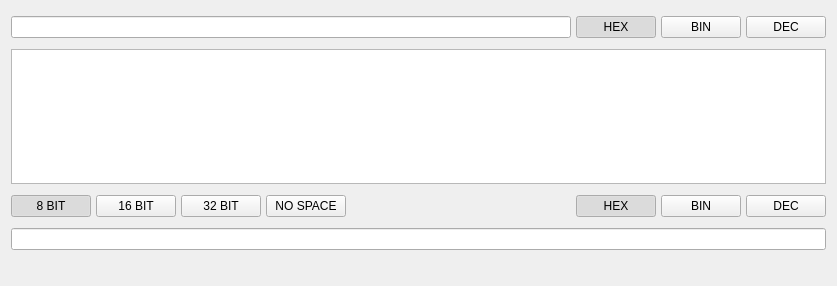
Qt form mainwindow.ui (weithhh/QDataViewer) before a commit.
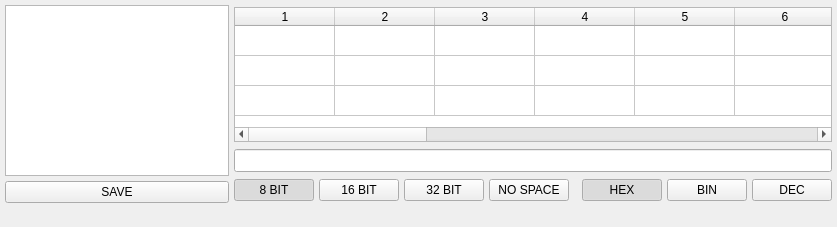
The same form after that commit. Icons and pictures are not drawn.

Diff of the .ui file:
```diff
--- a/mainwindow.ui
+++ b/mainwindow.ui
@@ -7,7 +7,7 @@
     <x>0</x>
     <y>0</y>
     <width>837</width>
-    <height>286</height>
+    <height>227</height>
    </rect>
   </property>
   <property name="sizePolicy">
@@ -19,13 +19,13 @@
   <property name="minimumSize">
    <size>
     <width>500</width>
-    <height>0</height>
+    <height>227</height>
    </size>
   </property>
   <property name="maximumSize">
    <size>
     <width>16777215</width>
-    <height>16777215</height>
+    <height>227</height>
    </size>
   </property>
   <property name="windowTitle">
@@ -54,56 +54,54 @@
      <height>16777215</height>
     </size>
    </property>
+   <layout class="QHBoxLayout" name="horizontalLayout_4">
+    <property name="spacing">
+     <number>5</number>
+    </property>
+    <property name="leftMargin">
+     <number>5</number>
+    </property>
+    <property name="topMargin">
+     <number>5</number>
+    </property>
+    <property name="rightMargin">
+     <number>5</number>
+    </property>
+    <property name="bottomMargin">
+     <number>5</number>
+    </property>
+    <item>
    <layout class="QVBoxLayout" name="verticalLayout">
-    <item>
-     <layout class="QHBoxLayout" name="horizontalLayout">
       <property name="spacing">
        <number>5</number>
       </property>
+      <property name="topMargin">
+       <number>0</number>
+      </property>
       <item>
-       <widget class="QLineEdit" name="IN"/>
+       <widget class="QListView" name="STORAGE_LIST"/>
       </item>
       <item>
-       <widget class="QPushButton" name="IN_HEX">
-        <property name="text">
-         <string>HEX</string>
+       <layout class="QHBoxLayout" name="horizontalLayout_5">
+        <property name="spacing">
+         <number>5</number>
         </property>
-        <property name="checkable">
-         <bool>true</bool>
-        </property>
-        <property name="checked">
-         <bool>true</bool>
-        </property>
-        <property name="autoDefault">
-         <bool>false</bool>
-        </property>
-        <property name="flat">
-         <bool>false</bool>
-        </property>
-       </widget>
-      </item>
       <item>
-       <widget class="QPushButton" name="IN_BIN">
+         <widget class="QPushButton" name="STORAGE_SAVE">
         <property name="text">
-         <string>BIN</string>
-        </property>
-        <property name="checkable">
-         <bool>true</bool>
-        </property>
-       </widget>
-      </item>
-      <item>
-       <widget class="QPushButton" name="IN_DEC">
-        <property name="text">
-         <string>DEC</string>
-        </property>
-        <property name="checkable">
-         <bool>true</bool>
-        </property>
-       </widget>
+           <string>SAVE</string>
+          </property>
+         </widget>
+        </item>
+       </layout>
       </item>
      </layout>
     </item>
+    <item>
+     <layout class="QVBoxLayout" name="verticalLayout_2">
+      <property name="spacing">
+       <number>5</number>
+      </property>
     <item>
      <layout class="QHBoxLayout" name="horizontalLayout_3">
       <property name="spacing">
@@ -126,19 +124,54 @@
         <property name="rowCount">
          <number>3</number>
         </property>
+          <property name="columnCount">
+           <number>16</number>
+          </property>
         <attribute name="horizontalHeaderMinimumSectionSize">
          <number>20</number>
         </attribute>
+          <attribute name="horizontalHeaderStretchLastSection">
+           <bool>false</bool>
+          </attribute>
         <attribute name="verticalHeaderVisible">
          <bool>false</bool>
         </attribute>
         <row/>
         <row/>
         <row/>
+          <column/>
+          <column/>
+          <column/>
+          <column/>
+          <column/>
+          <column/>
+          <column/>
+          <column/>
+          <column/>
+          <column/>
+          <column/>
+          <column/>
+          <column/>
+          <column/>
+          <column/>
+          <column/>
        </widget>
       </item>
      </layout>
     </item>
+      <item>
+       <widget class="QLineEdit" name="OUT">
+        <property name="minimumSize">
+         <size>
+          <width>0</width>
+          <height>23</height>
+         </size>
+        </property>
+        <property name="readOnly">
+         <bool>true</bool>
+        </property>
+       </widget>
+      </item>
     <item>
      <layout class="QHBoxLayout" name="horizontalLayout_2">
       <property name="spacing">
@@ -241,12 +274,7 @@
       </item>
      </layout>
     </item>
-    <item>
-     <widget class="QLineEdit" name="OUT">
-      <property name="readOnly">
-       <bool>true</bool>
-      </property>
-     </widget>
+     </layout>
     </item>
    </layout>
   </widget>
```
Left out of the diff: 13 changed lines with no effect on the pictures. Lines whose indentation alone changed are shown as unchanged.
